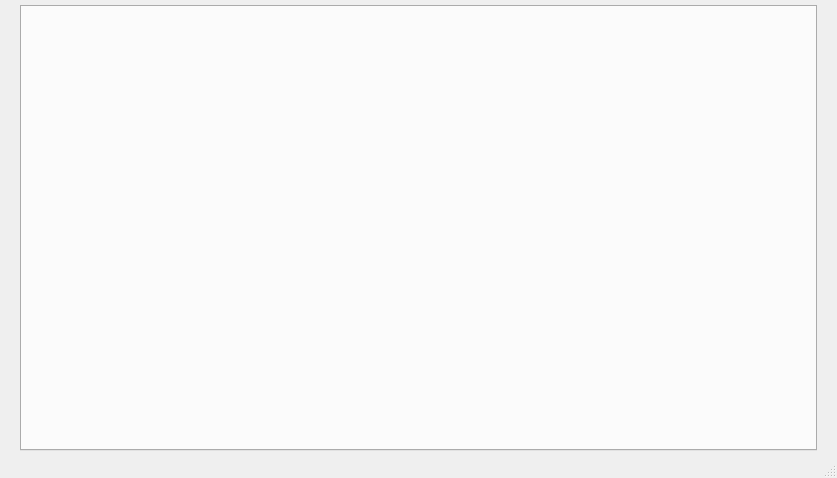
IfengAutomation/uitester, file uitester/ui/mainwindow.ui: the form before one commit.
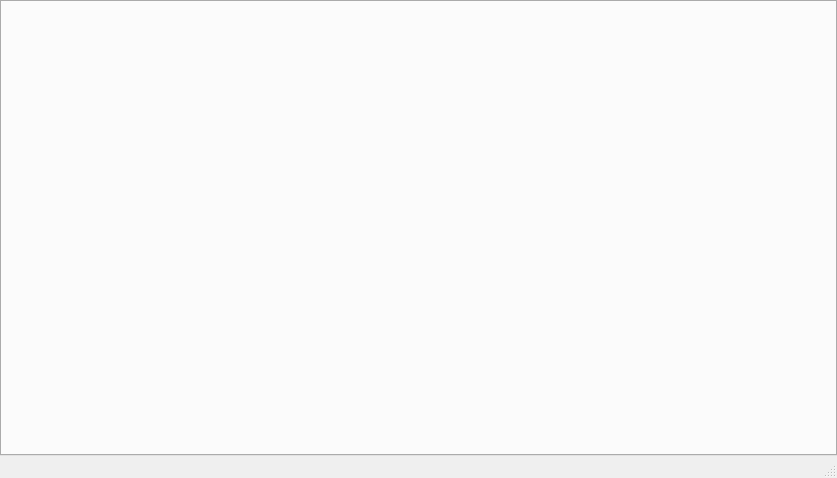
The form after the commit.

Commit message: fix main window ui

```diff
--- a/uitester/ui/mainwindow.ui
+++ b/uitester/ui/mainwindow.ui
@@ -28,16 +28,16 @@
   <widget class="QWidget" name="centralwidget">
    <layout class="QHBoxLayout" name="horizontalLayout_2">
     <property name="leftMargin">
-     <number>20</number>
+     <number>0</number>
     </property>
     <property name="topMargin">
-     <number>5</number>
+     <number>0</number>
     </property>
     <property name="rightMargin">
-     <number>20</number>
+     <number>0</number>
     </property>
     <property name="bottomMargin">
-     <number>5</number>
+     <number>0</number>
     </property>
     <item>
      <layout class="QHBoxLayout" name="horizontalLayout">
```
The commit also changes 2 other files.
